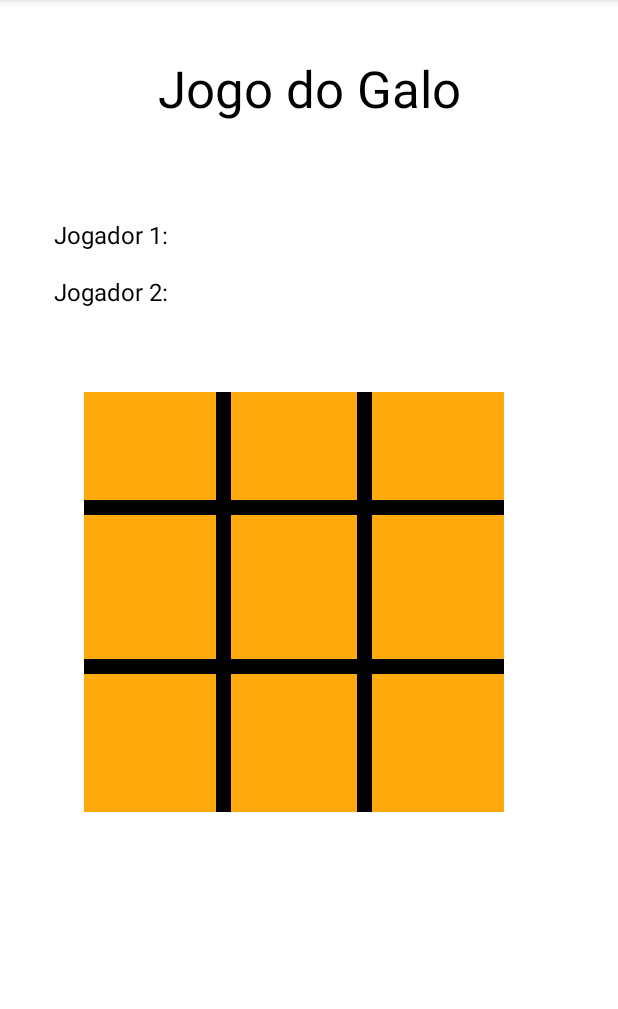
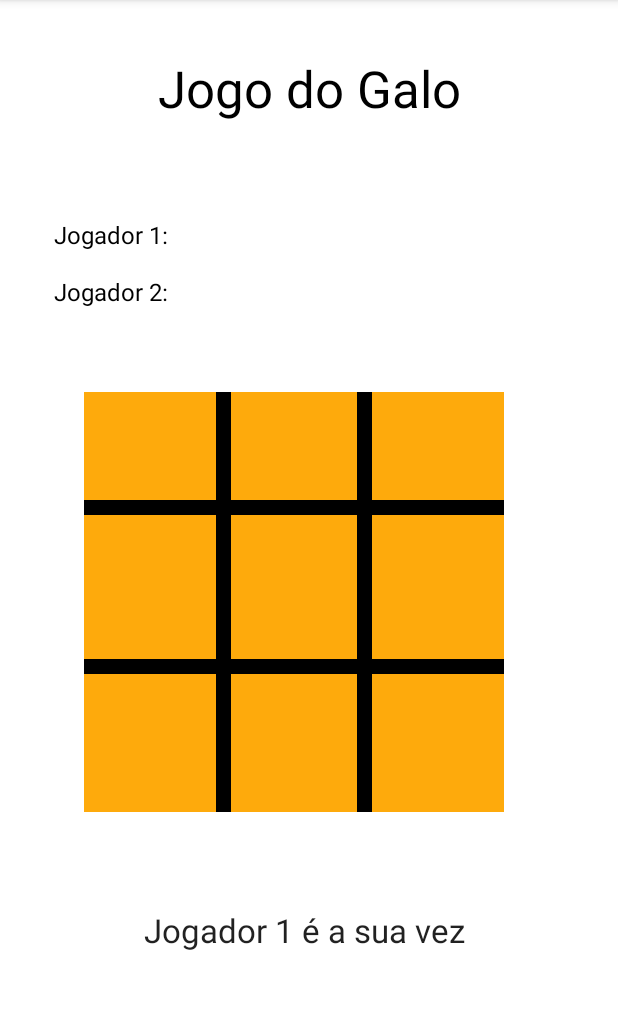
Before and after one commit to Fabio2001Marques/JogosTabuleiro, an Android app: the screen it shows after launch (MainActivity), on a phone screen of 412 x 824 dp, the part 84-1093 px from its top. Run offline under Robolectric (Android 15) with nearby library versions, the phone set to English and light mode, and no system bars.

Commit message:
Jogabilidade concluída.

```diff
--- a/app/src/main/res/layout/jogo_galo.xml
+++ b/app/src/main/res/layout/jogo_galo.xml
@@ -118,7 +118,8 @@
         android:height="70dp"
         android:onClick="tab1_2"
         app:layout_constraintStart_toStartOf="@+id/tabuleiro"
-        app:layout_constraintTop_toTopOf="@+id/tabuleiro" />
+        app:layout_constraintTop_toTopOf="@+id/tabuleiro"
+        tools:ignore="SpeakableTextPresentCheck" />
 
     <TextView
         android:id="@+id/tab1_3"
@@ -129,7 +130,8 @@
         android:height="70dp"
         android:onClick="tab1_3"
         app:layout_constraintStart_toStartOf="@+id/tabuleiro"
-        app:layout_constraintTop_toTopOf="@+id/tabuleiro" />
+        app:layout_constraintTop_toTopOf="@+id/tabuleiro"
+        tools:ignore="SpeakableTextPresentCheck" />
 
     <TextView
         android:id="@+id/tab2_1"
@@ -140,7 +142,8 @@
         android:height="100dp"
         android:onClick="tab2_1"
         app:layout_constraintStart_toStartOf="@+id/tabuleiro"
-        app:layout_constraintTop_toTopOf="@+id/tabuleiro" />
+        app:layout_constraintTop_toTopOf="@+id/tabuleiro"
+        tools:ignore="SpeakableTextPresentCheck,SpeakableTextPresentCheck" />
 
     <TextView
         android:id="@+id/tab2_2"
@@ -152,7 +155,8 @@
         android:height="100dp"
         android:onClick="tab2_2"
         app:layout_constraintStart_toStartOf="@+id/tabuleiro"
-        app:layout_constraintTop_toTopOf="@+id/tabuleiro" />
+        app:layout_constraintTop_toTopOf="@+id/tabuleiro"
+        tools:ignore="SpeakableTextPresentCheck" />
 
     <TextView
         android:id="@+id/tab2_3"
@@ -164,7 +168,8 @@
         android:height="100dp"
         android:onClick="tab2_3"
         app:layout_constraintStart_toStartOf="@+id/tabuleiro"
-        app:layout_constraintTop_toTopOf="@+id/tabuleiro" />
+        app:layout_constraintTop_toTopOf="@+id/tabuleiro"
+        tools:ignore="SpeakableTextPresentCheck" />
 
     <TextView
         android:id="@+id/tab3_1"
@@ -175,7 +180,8 @@
         android:height="90dp"
         android:onClick="tab3_1"
         app:layout_constraintStart_toStartOf="@+id/tabuleiro"
-        app:layout_constraintTop_toTopOf="@+id/tabuleiro" />
+        app:layout_constraintTop_toTopOf="@+id/tabuleiro"
+        tools:ignore="SpeakableTextPresentCheck" />
 
     <TextView
         android:id="@+id/tab3_2"
@@ -187,7 +193,8 @@
         android:height="90dp"
         android:onClick="tab3_2"
         app:layout_constraintStart_toStartOf="@+id/tabuleiro"
-        app:layout_constraintTop_toTopOf="@+id/tabuleiro" />
+        app:layout_constraintTop_toTopOf="@+id/tabuleiro"
+        tools:ignore="SpeakableTextPresentCheck" />
 
     <TextView
         android:id="@+id/tab3_3"
@@ -199,6 +206,18 @@
         android:height="90dp"
         android:onClick="tab3_3"
         app:layout_constraintStart_toStartOf="@+id/tabuleiro"
-        app:layout_constraintTop_toTopOf="@+id/tabuleiro" />
+        app:layout_constraintTop_toTopOf="@+id/tabuleiro"
+        tools:ignore="SpeakableTextPresentCheck" />
+
+    <TextView
+        android:id="@+id/textView_jogador"
+        android:layout_width="wrap_content"
+        android:layout_height="wrap_content"
+        android:layout_marginStart="40dp"
+        android:layout_marginTop="64dp"
+        android:text="Jogador 1 é a sua vez"
+        android:textAppearance="@style/TextAppearance.AppCompat.Large"
+        app:layout_constraintStart_toStartOf="@+id/tab3_1"
+        app:layout_constraintTop_toBottomOf="@+id/tabuleiro" />
 
 </androidx.constraintlayout.widget.ConstraintLayout>
```
